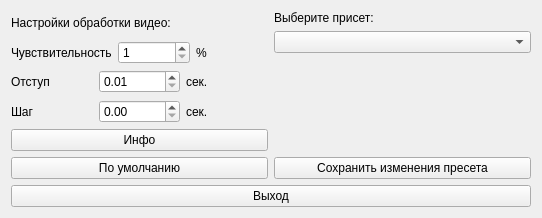
The window that Ui_files/change_preset.ui (Jubastik/Content_Mate) describes before a commit, drawn with Qt 5.
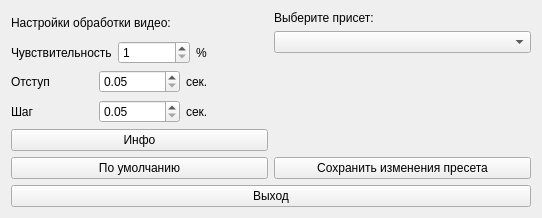
The same window after the commit.

```diff
--- a/Ui_files/change_preset.ui
+++ b/Ui_files/change_preset.ui
@@ -62,6 +62,12 @@
          <item>
           <widget class="QDoubleSpinBox" name="indent_settings">
            <property name="minimum">
+            <double>0.050000000000000</double>
+           </property>
+           <property name="maximum">
+            <double>2.000000000000000</double>
+           </property>
+           <property name="singleStep">
             <double>0.010000000000000</double>
            </property>
           </widget>
@@ -85,7 +91,17 @@
           </widget>
          </item>
          <item>
-          <widget class="QDoubleSpinBox" name="step_settings"/>
+          <widget class="QDoubleSpinBox" name="step_settings">
+           <property name="minimum">
+            <double>0.050000000000000</double>
+           </property>
+           <property name="maximum">
+            <double>2.000000000000000</double>
+           </property>
+           <property name="singleStep">
+            <double>0.010000000000000</double>
+           </property>
+          </widget>
          </item>
          <item>
           <widget class="QLabel" name="label_7">
```
